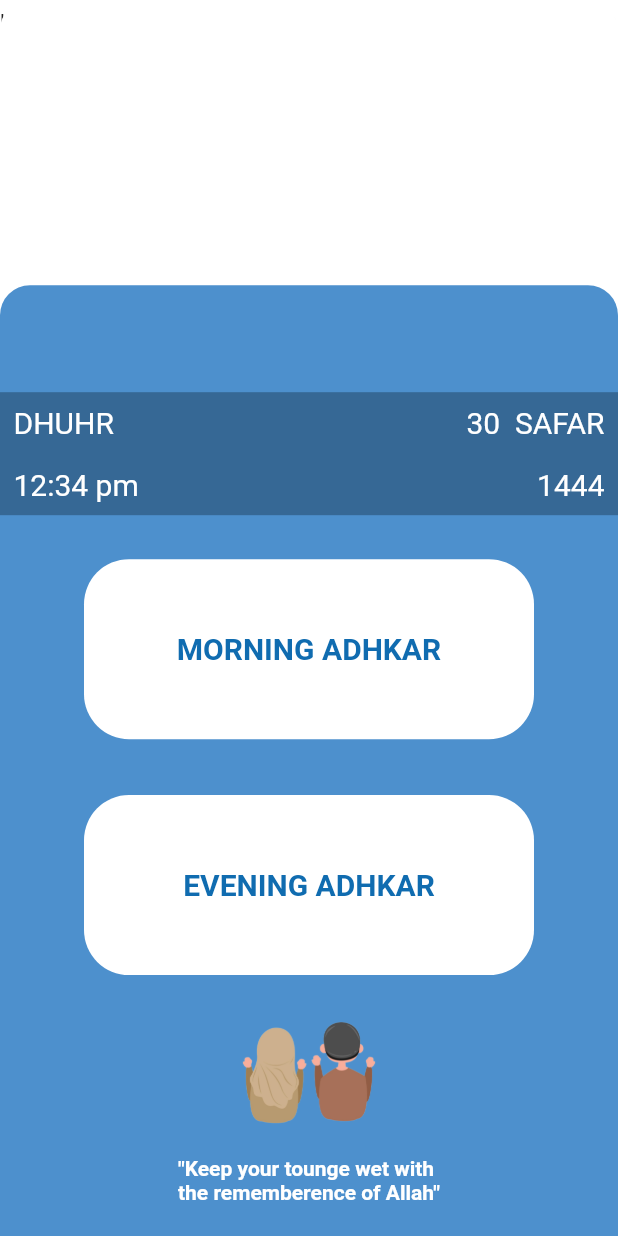
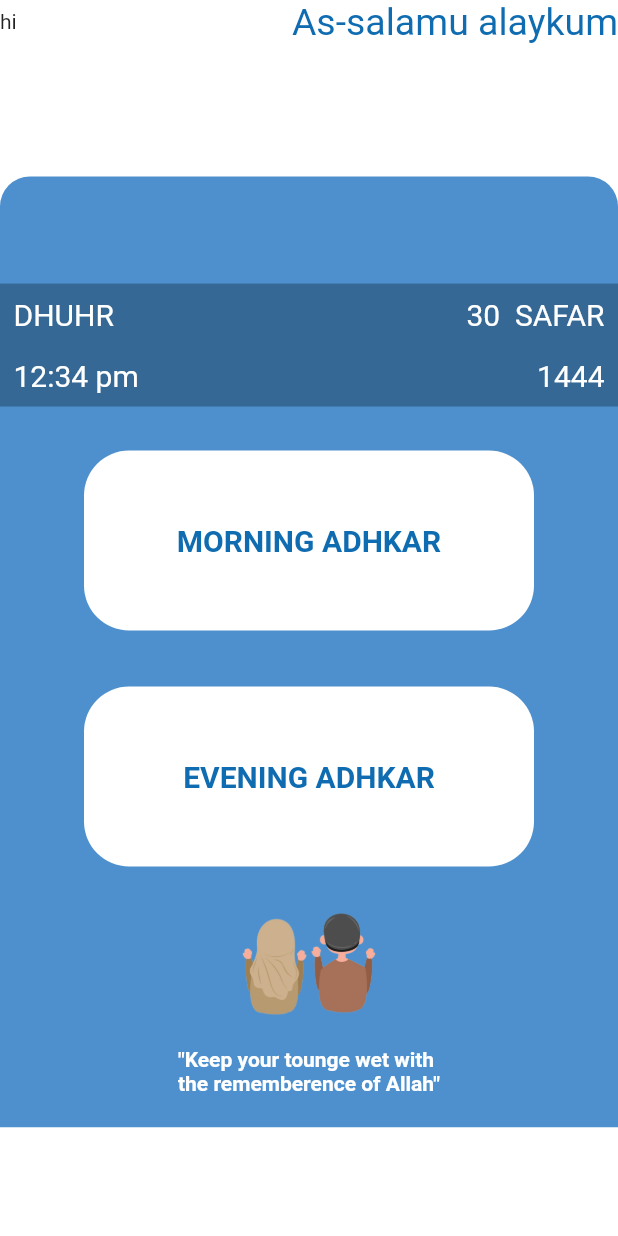
Before and after one commit to pilgrimfathers/adkarApp, a Flutter app: the HomeScreen screen opened directly, on a phone screen of 412 x 824 dp. Run offline on Flutter 3.47's test engine with Material 2 defaults, Android fonts, the phone set to English and light mode, and no system bars.

Commit message:
updated home

```diff
--- a/lib/home.dart
+++ b/lib/home.dart
@@ -12,11 +12,13 @@ class _HomeScreenState extends State<HomeScreen> {
   @override
   Widget build(BuildContext context) {
     return Scaffold(
-        backgroundColor: Colors.white10,
+        backgroundColor: Colors.white,
         body: SafeArea(
-          child: Stack(
+          child: Column(
             children: [
-              Container(
+              Flexible(
+                flex: 1,
+                child: Container(
                     height: MediaQuery.of(context).size.height / 3.5,
                     color: Colors.white,
                     child: Column(children: [
@@ -26,17 +28,15 @@ class _HomeScreenState extends State<HomeScreen> {
                           Text("hi"),
                           Text(
                             "As-salamu alaykum",
-                          style: TextStyle(fontSize: 25),
+                            style: TextStyle(
+                                fontSize: 25, color: Color(0xff106cb0)),
                           )
                         ],
                       )
                     ])),
-              Container(
-                  decoration: BoxDecoration(
-                      color: Colors.white,
-                      borderRadius: BorderRadius.circular(20))),
-              Align(
-                alignment: Alignment.bottomCenter,
+              ),
+              Flexible(
+                flex: 6,
                 child: Container(
                     height: MediaQuery.of(context).size.height / 1.3,
                     decoration: const BoxDecoration(
@@ -129,10 +129,7 @@ class _HomeScreenState extends State<HomeScreen> {
                               ),
                             ),
                           ),
-                          Image.asset(
-                            height: 70,
-                            "lib/assets/homeui.png",
-                          ),
+                          Image.asset("lib/assets/homeui.png", height: 70),
                           const Text(
                             "\"Keep your tounge wet with\nthe rememberence of Allah\"",
                             style: TextStyle(
```
Lines whose indentation alone changed are shown as unchanged.
